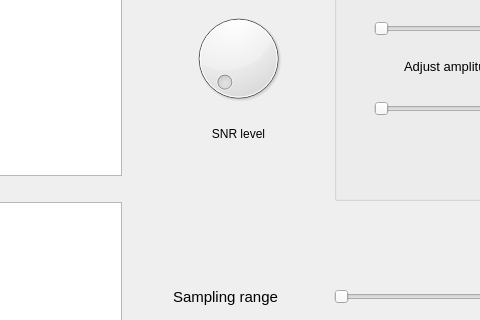
Before: the Qt Designer form sampling_studio.ui in SaraElsaggan/sampling_studio_DSP, drawn with Qt 5; both pictures show x 523 to 1003 and y 85 to 405 of the 1183 by 811 pixel window.
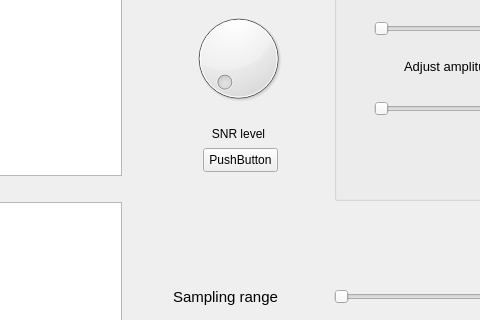
After: the same form once the commit is applied. Custom widgets are drawn as their Qt base class.

```diff
--- a/sampling_studio.ui
+++ b/sampling_studio.ui
@@ -210,6 +210,19 @@
           <set>Qt::AlignCenter</set>
          </property>
         </widget>
+        <widget class="QPushButton" name="pushButton_4">
+         <property name="geometry">
+          <rect>
+           <x>70</x>
+           <y>190</y>
+           <width>75</width>
+           <height>24</height>
+          </rect>
+         </property>
+         <property name="text">
+          <string>PushButton</string>
+         </property>
+        </widget>
        </widget>
       </item>
       <item row="8" column="0" colspan="2">
```
